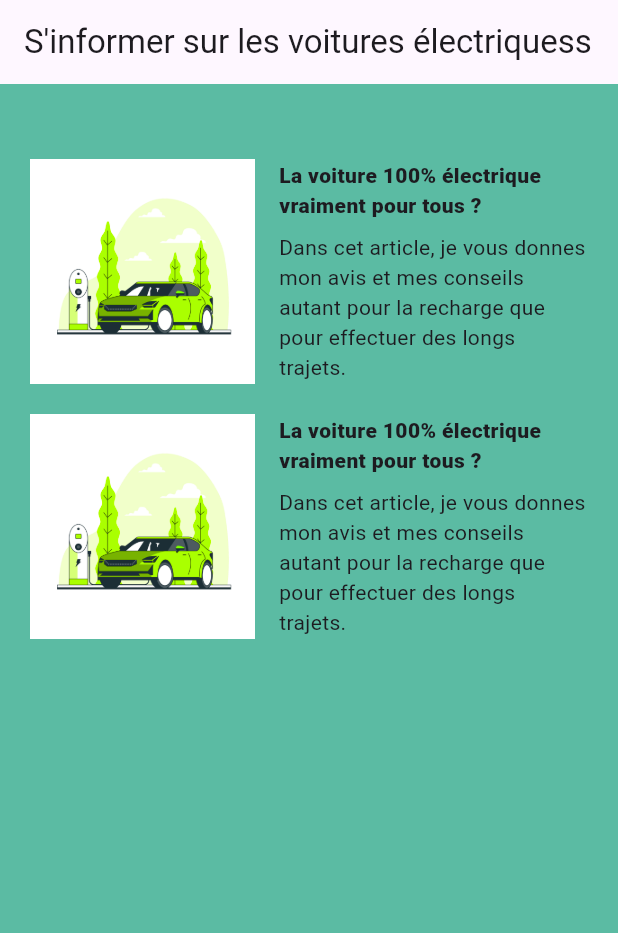
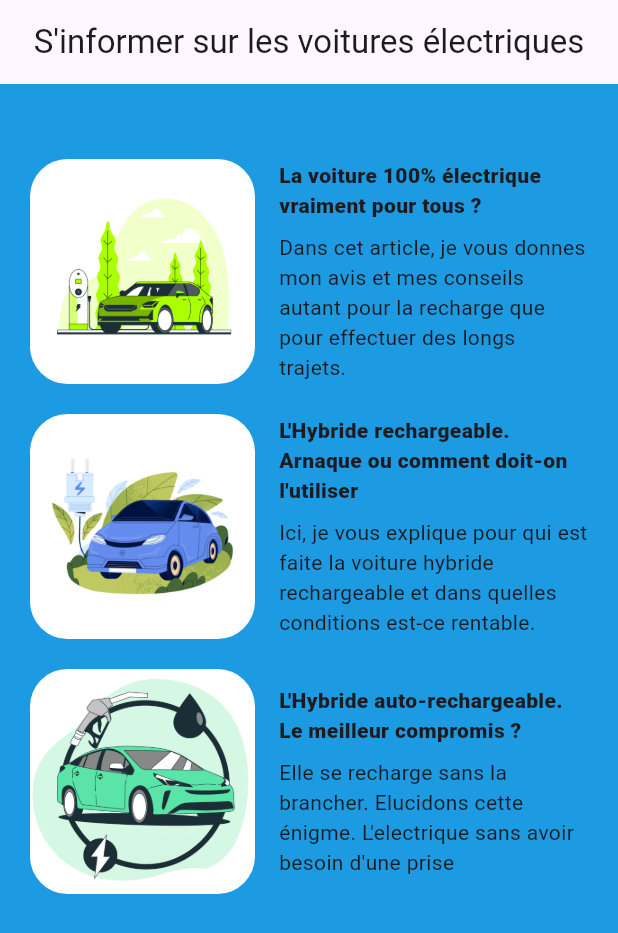
Before and after one commit to Christophe-miranville/blog_azurtech, a Flutter app: the screen it shows after launch, on a phone screen of 412 x 824 dp. Shown: the top 933 px of the screen. Run offline on Flutter 3.47's test engine with Material 3 defaults, Android fonts, the phone set to English and light mode, and no system bars.

Commit message:
three_different_card_article_on_home

```diff
--- a/lib/main.dart
+++ b/lib/main.dart
@@ -1,6 +1,5 @@
 import 'package:blog_azurtech/views/pages/home/home.dart';
 import 'package:flutter/material.dart';
-import 'package:flutter/widgets.dart';
 
 void main() {
   runApp(const MyApp());
--- a/lib/views/pages/home/home.dart
+++ b/lib/views/pages/home/home.dart
@@ -12,19 +12,24 @@ class _HomePageState extends State<HomePage> {
   Widget build(BuildContext context) {
     return Scaffold(
       appBar: AppBar(
-        title: const Text('S\'informer sur les voitures électriquess'),
+        title: const Text('S\'informer sur les voitures électriques'),
+        centerTitle: true,
       ),
-      backgroundColor: const Color.fromARGB(255, 91, 187, 163),
+      backgroundColor: const Color.fromARGB(255, 28, 154, 226),
       body: SingleChildScrollView(
+        //ListView sera + performant sur des listes plus grandes
         child: Padding(
             padding: const EdgeInsets.symmetric(vertical: 50, horizontal: 20),
             child: //il faut ajouter un enfant qui englobe les articles pour les mettre en colonne
                 Column(crossAxisAlignment: CrossAxisAlignment.start, children: [
               Row(
                 children: [
-                  Image.asset(
-                    'assets/images/picture_ve.jpg',
-                    width: 150,
+                  ClipRRect(
+                    borderRadius: BorderRadius.circular(25),
+                    child: Image.asset(
+                      'assets/images/picture_ve.jpg',
+                      width: 150,
+                    ),
                   ),
                   const SizedBox(
                     width: 16,
@@ -52,9 +57,12 @@ class _HomePageState extends State<HomePage> {
 // on ouvre le deuxieme row=article en DUR aussi pour visualiser le front
               Row(
                 children: [
-                  Image.asset(
-                    'assets/images/picture_ve.jpg',
-                    width: 150,
+                  ClipRRect(
+                    borderRadius: BorderRadius.circular(25),
+                    child: Image.asset(
+                      'assets/images/picture_hyb_plug.jpg',
+                      width: 150,
+                    ),
                   ),
                   const SizedBox(
                     width: 16,
@@ -64,17 +72,50 @@ class _HomePageState extends State<HomePage> {
                           crossAxisAlignment: CrossAxisAlignment.start,
                           children: [
                         Text(
-                          'La voiture 100% électrique vraiment pour tous ?',
+                          'L\'Hybride rechargeable. Arnaque ou comment doit-on l\'utiliser',
                           style: TextStyle(fontWeight: FontWeight.w800),
                         ),
                         SizedBox(
                           height: 8,
                         ),
                         Text(
-                            'Dans cet article, je vous donnes mon avis et mes conseils autant pour la recharge que pour effectuer des longs trajets.'),
+                            'Ici, je vous explique pour qui est faite la voiture hybride rechargeable et dans quelles conditions est-ce rentable.'),
                       ]))
                 ],
-              ) // on ferme le deuxieme row=article
+              ), // on ferme le deuxieme row=article
+                            // on ajoute un espace entre les articles
+              const SizedBox(
+                height: 20,
+              ),
+// on ouvre le troisieme row=article en DUR aussi pour visualiser le front
+              Row(
+                children: [
+                  ClipRRect(
+                    borderRadius: BorderRadius.circular(25),
+                    child: Image.asset(
+                      'assets/images/picture_hyb_autoR.jpg',
+                      width: 150,
+                    ),
+                  ),
+                  const SizedBox(
+                    width: 16,
+                  ),
+                  const Expanded(
+                      child: Column(
+                          crossAxisAlignment: CrossAxisAlignment.start,
+                          children: [
+                        Text(
+                          'L\'Hybride auto-rechargeable. Le meilleur compromis ?',
+                          style: TextStyle(fontWeight: FontWeight.w800),
+                        ),
+                        SizedBox(
+                          height: 8,
+                        ),
+                        Text(
+                            'Elle se recharge sans la brancher. Elucidons cette énigme. L\'electrique sans avoir besoin d\'une prise'),
+                      ]))
+                ],
+              ), // on ferme le troisieme row=article
             ])),
       ),
     );
```
Also changed, not shown: assets/images/picture_hyb_autoR.jpg (added), assets/images/picture_hyb_plug.jpg (added).
